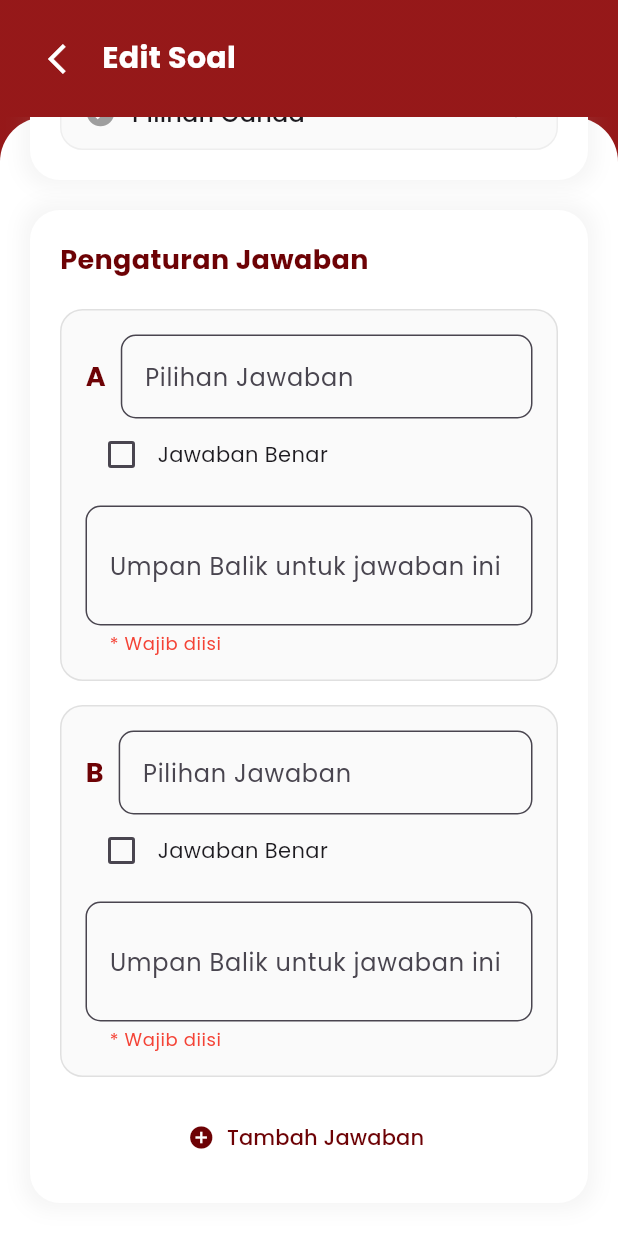
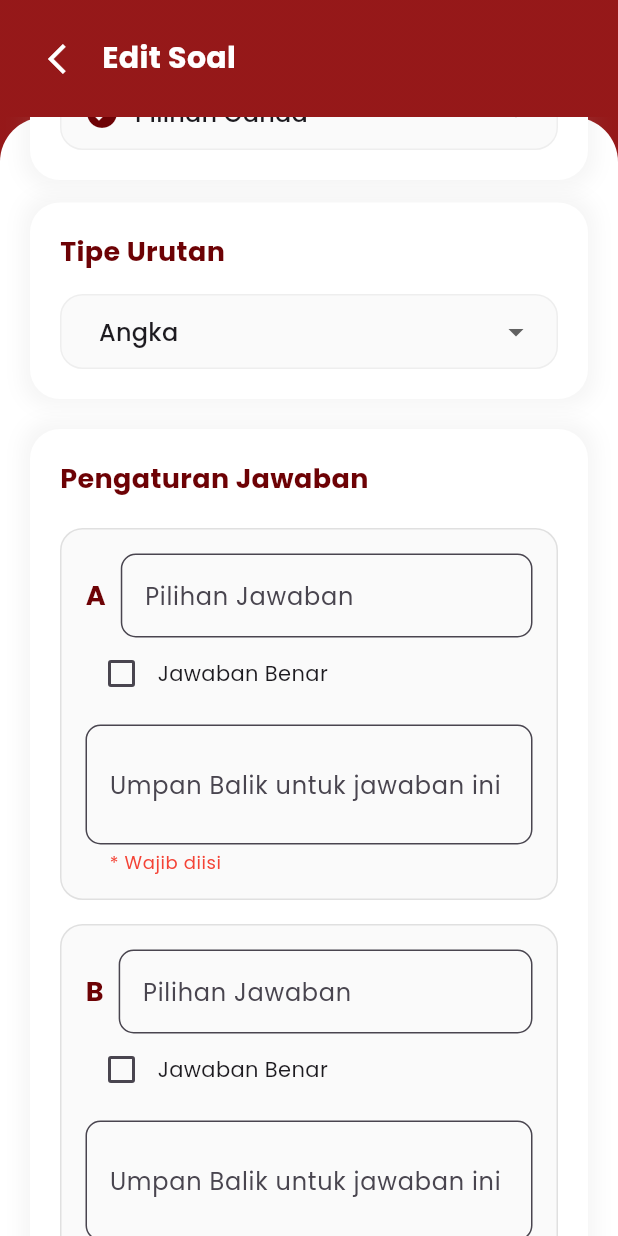
Before and after one commit to eSchool-Mobile/Eschool-Teacher-Mobile, a Flutter app: the EditQuestionScreen screen opened directly, scrolled down 576 dp, on a phone screen of 412 x 824 dp. Run offline on Flutter 3.47's test engine with Material 3 defaults, Android fonts, the phone set to English and light mode, and no system bars; our stand-ins replace animate_do, animated_text_kit, bloc, cached_network_image, device_info_plus, dio and 25 more; missing offline and left inert: dart:ffi, external_path; accounts and stored records are empty; network calls fail; statements that could not run were skipped; project files that could hold a hidden picture were left out.

Commit message:
Tambah opsi multiple choice

```diff
--- a/lib/cubits/studentsByClassSectionCubit.dart
+++ b/lib/cubits/studentsByClassSectionCubit.dart
@@ -62,7 +62,6 @@ class StudentsByClassSectionCubit extends Cubit<StudentsByClassSectionState> {
     int? examId,
     StudentListStatus? status,
   }) async {
-    print("SINI DEH");
     emit(StudentsByClassSectionFetchInProgress());
     try {
       final studentDetailsList = await _studentRepository.getStudentsByClassSectionAndSubject(
@@ -72,7 +71,6 @@ class StudentsByClassSectionCubit extends Cubit<StudentsByClassSectionState> {
         examId: examId,
       );
 
-      // Print the data structure
       print('Fetched Students: ${studentDetailsList.map((student) => student.toJson()).toList()}');
 
       emit(
--- a/lib/data/models/question.dart
+++ b/lib/data/models/question.dart
@@ -18,7 +18,8 @@ class Question {
       required this.updatedAt,
       required this.bankSoal,
       required this.versions,
-      required this.defaultPoint});
+      required this.defaultPoint,
+      });
 
   factory Question.fromJson(Map<String, dynamic> json) {
     return Question(
@@ -29,6 +30,7 @@ class Question {
       updatedAt: json['updated_at'] ?? '',
       defaultPoint: json['default_point'] ?? 0,
       bankSoal: BankSoalInfo.fromJson(json['bank_soal'] ?? {}),
+      // orderType: json['choice_style'] ?? 'numeric',
       versions: (json['versions'] as List?)
               ?.map((v) => QuestionVersion.fromJson(v))
               .toList() ??
@@ -77,6 +79,7 @@ class QuestionVersion {
   final String note;
   final int defaultPoint;
   final String type;
+  final String orderType;
   final List<QuestionOption> options;
   final String? image; // Add this field
 
@@ -89,7 +92,8 @@ class QuestionVersion {
     required this.defaultPoint,
     required this.type,
     required this.options,
-    this.image, // Add this parameter
+    required this.orderType,
+    this.image,
   });
 
   factory QuestionVersion.fromJson(Map<String, dynamic> json) {
@@ -97,6 +101,9 @@ class QuestionVersion {
       final List<dynamic> optionsList = jsonDecode(optionsString);
       return optionsList.map((o) => QuestionOption.fromJson(o)).toList();
     }
+
+    print("JESONNYA");
+    print(json);
 
     return QuestionVersion(
       id: json['id'] ?? 0,
@@ -108,6 +115,7 @@ class QuestionVersion {
       type: json['type'] ?? '',
       options: parseOptions(json['options'] ?? '[]'),
       image: json['image'], // Add this field
+      orderType: json['choice_style'] ?? 'numeric',
     );
   }
 
--- a/lib/data/repositories/questionBankRepository.dart
+++ b/lib/data/repositories/questionBankRepository.dart
@@ -257,10 +257,12 @@ class QuestionBankRepository {
   Future<void> updateQuestion({
     required int banksoalSoalId,
     required int subjectId,
+    required int bankSoalId,
     required String name,
     required String type,
     required int defaultPoint,
     required String question,
+    String? orderType,
     String note = '',
     required List<QuestionOption> options,
     dynamic? image, // Tambahkan parameter image
@@ -268,12 +270,14 @@ class QuestionBankRepository {
     try {
       final Map<String, dynamic> requestBody = {
         'banksoal_soal_id': banksoalSoalId.toString(),
+        'banksoal_id': bankSoalId.toString(),
         'subject_id': subjectId.toString(),
         'name': name,
         'type': type,
         'default_point': defaultPoint.toString(),
         'question': question,
         'note': note,
+        if (orderType != null) 'choice_style': orderType,
         'options': options
             .map((opt) => {
                   'text': opt.text,
--- a/lib/ui/screens/teacherAcademics/widgets/editQuestionScreen.dart
+++ b/lib/ui/screens/teacherAcademics/widgets/editQuestionScreen.dart
@@ -29,10 +29,12 @@ class _EditQuestionScreenState extends State<EditQuestionScreen> {
   late TextEditingController questionController;
   late TextEditingController pointController;
   late TextEditingController noteController;
-  late String selectedType;
+  // late String selectedType;
   late int idBankSoal;
   List<Map<String, dynamic>> options = [];
   late int version;
+  String selectedType = 'multiple_choice';
+  String selectedOrderType = 'numeric';
 
   dynamic? _imageFile;
   final ImagePicker _picker = ImagePicker();
@@ -49,6 +51,7 @@ class _EditQuestionScreenState extends State<EditQuestionScreen> {
     super.initState();
     nameController =
         TextEditingController(text: widget.questionData?['name'] ?? '');
+    selectedOrderType = widget.questionData?['typeOrder'] ?? 'numeric';
     questionController =
         TextEditingController(text: widget.questionData?['question'] ?? '');
     pointController = TextEditingController(
@@ -89,6 +92,12 @@ class _EditQuestionScreenState extends State<EditQuestionScreen> {
         options = _getDefaultOptionsForType(selectedType);
       }
     }
+  }
+
+    void _onOrderTypeChanged(String type) {
+    setState(() {
+      selectedOrderType = type;
+    });
   }
 
   List<Map<String, dynamic>> _getDefaultOptionsForType(String type) {
@@ -211,6 +220,7 @@ class _EditQuestionScreenState extends State<EditQuestionScreen> {
                 bankSoalId: idBankSoal,
                 name: nameController.text.trim(),
                 type: selectedType,
+                orderType: selectedOrderType,
                 defaultPoint: int.parse(pointController.text),
                 question: questionController.text.trim(),
                 note: noteController.text.trim(),
@@ -375,10 +385,14 @@ class _EditQuestionScreenState extends State<EditQuestionScreen> {
                             child: _buildQuestionInfoCard(),
                           ),
 
+
                           SizedBox(height: 20),
-
-                          // Question Type Selector
                           _buildQuestionTypeSelector(),
+
+                          if (selectedType == 'multiple_choice')
+                            SizedBox(height: 15),
+                          if (selectedType == 'multiple_choice')
+                            _buildMultipleChoiceOrder(),
 
                           SizedBox(height: 20),
 
@@ -702,6 +716,67 @@ class _EditQuestionScreenState extends State<EditQuestionScreen> {
     );
   }
 
+  Widget _buildMultipleChoiceOrder() {
+    return FadeInUp(
+      duration: Duration(milliseconds: 800),
+      child: Container(
+        padding: EdgeInsets.all(20),
+        decoration: BoxDecoration(
+          color: Colors.white,
+          borderRadius: BorderRadius.circular(20),
+          boxShadow: [
+            BoxShadow(
+              color: Colors.grey.withOpacity(0.1),
+              spreadRadius: 5,
+              blurRadius: 10,
+            ),
+          ],
+        ),
+        child: Column(
+          crossAxisAlignment: CrossAxisAlignment.start,
+          children: [
+            Text(
+              'Tipe Urutan',
+              style: TextStyle(
+                fontSize: 18,
+                fontWeight: FontWeight.bold,
+                color: Theme.of(context).colorScheme.secondary,
+              ),
+            ),
+            SizedBox(height: 15),
+            Container(
+              padding: EdgeInsets.symmetric(horizontal: 15),
+              decoration: BoxDecoration(
+                color: Colors.grey.shade50,
+                borderRadius: BorderRadius.circular(15),
+                border: Border.all(color: Colors.grey.shade200),
+              ),
+              child: DropdownButtonHideUnderline(
+                child: DropdownButtonFormField<String>(
+                  value: selectedOrderType,
+                  items: [
+                    _buildDropdownItem(
+                        'roman_uppercase', 'Romawi Kapital', null),
+                    _buildDropdownItem('roman_lowercase', 'Romawi', null),
+                    _buildDropdownItem('numeric', 'Angka', null),
+                    _buildDropdownItem(
+                        'alphabet_uppercase', 'Alfabet Kapital', null),
+                    _buildDropdownItem('alphabet_lowercase', 'Alfabet', null),
+                  ],
+                  onChanged: (value) => _onOrderTypeChanged(value!),
+                  decoration: InputDecoration(
+                    border: InputBorder.none,
+                  ),
+                ),
+              ),
+            ),
+          ],
+        ),
+      ),
+    );
+  }
+
+
   Widget _buildAnswerOptionsCard() {
     return FadeInUp(
       duration: Duration(milliseconds: 1000),
@@ -1093,19 +1168,20 @@ class _EditQuestionScreenState extends State<EditQuestionScreen> {
     );
   }
 
-  DropdownMenuItem<String> _buildDropdownItem(
-      String value, String label, IconData icon) {
-    return DropdownMenuItem<String>(
+  DropdownMenuItem<String> _buildDropdownItem(String value, String label, IconData? icon) {
+    return DropdownMenuItem(
       value: value,
       child: Row(
         children: [
-          Icon(icon, size: 22, color: Colors.grey),
+          if (icon != null)
+            Icon(icon, color: Theme.of(context).colorScheme.secondary),
           SizedBox(width: 10),
           Text(label),
         ],
       ),
     );
   }
+
 
   Widget _buildTrueFalseOption(int index, String text) {
     return FadeInLeft(
```
Also changed, not shown: lib/cubits/downloadFileCubit.dart (+0 -12 lines), lib/cubits/teacherAcademics/assignment/questionBankCubit.dart (+6 -1 lines), lib/ui/screens/teacherAcademics/bankQuestionScreen.dart (+6 -1 lines), 1 other file.
